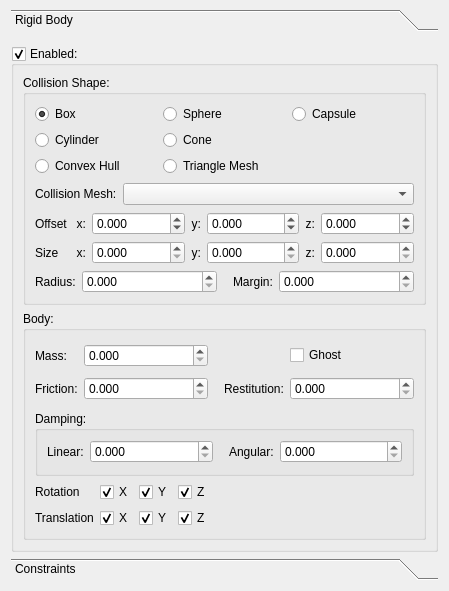
Qt form MagicGameEditor/physicsinfo.ui (srdamagia/MagicGameEditor) before a commit.
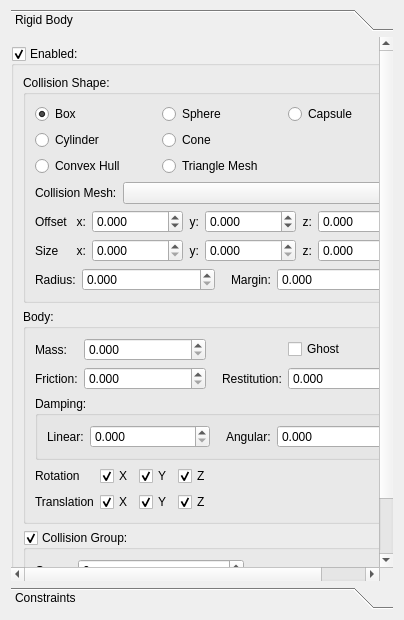
The same form after that commit. Icons and pictures are not drawn.

```diff
--- a/MagicGameEditor/physicsinfo.ui
+++ b/MagicGameEditor/physicsinfo.ui
@@ -6,8 +6,8 @@
    <rect>
     <x>0</x>
     <y>0</y>
-    <width>449</width>
-    <height>591</height>
+    <width>404</width>
+    <height>620</height>
    </rect>
   </property>
   <property name="windowTitle">
@@ -27,8 +27,8 @@
        <rect>
         <x>0</x>
         <y>0</y>
-        <width>431</width>
-        <height>519</height>
+        <width>386</width>
+        <height>548</height>
        </rect>
       </property>
       <attribute name="label">
@@ -46,6 +46,12 @@
        </property>
        <item>
         <widget class="QGroupBox" name="chkPhysics">
+         <property name="sizePolicy">
+          <sizepolicy hsizetype="Preferred" vsizetype="Maximum">
+           <horstretch>0</horstretch>
+           <verstretch>0</verstretch>
+          </sizepolicy>
+         </property>
          <property name="title">
           <string>Enabled:</string>
          </property>
@@ -55,6 +61,12 @@
          <layout class="QVBoxLayout" name="verticalLayout">
           <item>
            <widget class="QGroupBox" name="gbCollision">
+            <property name="sizePolicy">
+             <sizepolicy hsizetype="Preferred" vsizetype="Maximum">
+              <horstretch>0</horstretch>
+              <verstretch>0</verstretch>
+             </sizepolicy>
+            </property>
             <property name="title">
              <string>Collision Shape:</string>
             </property>
@@ -558,6 +570,12 @@
           </item>
           <item>
            <widget class="QGroupBox" name="gbBody">
+            <property name="sizePolicy">
+             <sizepolicy hsizetype="Preferred" vsizetype="Maximum">
+              <horstretch>0</horstretch>
+              <verstretch>0</verstretch>
+             </sizepolicy>
+            </property>
             <property name="title">
              <string>Body:</string>
             </property>
@@ -892,6 +910,135 @@
             </layout>
            </widget>
           </item>
+          <item>
+           <widget class="QGroupBox" name="grpGroupCollision">
+            <property name="sizePolicy">
+             <sizepolicy hsizetype="Preferred" vsizetype="Maximum">
+              <horstretch>0</horstretch>
+              <verstretch>0</verstretch>
+             </sizepolicy>
+            </property>
+            <property name="title">
+             <string>Collision Group:</string>
+            </property>
+            <property name="checkable">
+             <bool>true</bool>
+            </property>
+            <layout class="QVBoxLayout" name="verticalLayout_3">
+             <item>
+              <layout class="QHBoxLayout" name="horizontalLayout">
+               <item>
+                <widget class="QLabel" name="label_19">
+                 <property name="text">
+                  <string>Group:</string>
+                 </property>
+                </widget>
+               </item>
+               <item>
+                <widget class="QSpinBox" name="txtGroup">
+                 <property name="sizePolicy">
+                  <sizepolicy hsizetype="Expanding" vsizetype="Fixed">
+                   <horstretch>0</horstretch>
+                   <verstretch>0</verstretch>
+                  </sizepolicy>
+                 </property>
+                 <property name="maximum">
+                  <number>10</number>
+                 </property>
+                </widget>
+               </item>
+               <item>
+                <spacer name="horizontalSpacer_3">
+                 <property name="orientation">
+                  <enum>Qt::Horizontal</enum>
+                 </property>
+                 <property name="sizeHint" stdset="0">
+                  <size>
+                   <width>40</width>
+                   <height>20</height>
+                  </size>
+                 </property>
+                </spacer>
+               </item>
+              </layout>
+             </item>
+             <item>
+              <layout class="QGridLayout" name="gridLayout_7">
+               <item row="2" column="7">
+                <widget class="QCheckBox" name="chkGrp_7">
+                 <property name="text">
+                  <string>7</string>
+                 </property>
+                </widget>
+               </item>
+               <item row="2" column="3">
+                <widget class="QCheckBox" name="chkGrp_3">
+                 <property name="text">
+                  <string>3</string>
+                 </property>
+                </widget>
+               </item>
+               <item row="2" column="1">
+                <widget class="QCheckBox" name="chkGrp_1">
+                 <property name="text">
+                  <string>1</string>
+                 </property>
+                </widget>
+               </item>
+               <item row="2" column="5">
+                <widget class="QCheckBox" name="chkGrp_5">
+                 <property name="text">
+                  <string>5</string>
+                 </property>
+                </widget>
+               </item>
+               <item row="2" column="2">
+                <widget class="QCheckBox" name="chkGrp_2">
+                 <property name="text">
+                  <string>2</string>
+                 </property>
+                </widget>
+               </item>
+               <item row="2" column="6">
+                <widget class="QCheckBox" name="chkGrp_6">
+                 <property name="text">
+                  <string>6</string>
+                 </property>
+                </widget>
+               </item>
+               <item row="2" column="4">
+                <widget class="QCheckBox" name="chkGrp_4">
+                 <property name="text">
+                  <string>4</string>
+                 </property>
+                </widget>
+               </item>
+               <item row="2" column="0">
+                <widget class="QCheckBox" name="chkGrp_0">
+                 <property name="text">
+                  <string>0</string>
+                 </property>
+                </widget>
+               </item>
+               <item row="2" column="8">
+                <widget class="QCheckBox" name="chkGrp_8">
+                 <property name="text">
+                  <string>8</string>
+                 </property>
+                </widget>
+               </item>
+               <item row="2" column="9">
+                <widget class="QCheckBox" name="chkGrp_9">
+                 <property name="text">
+                  <string>9</string>
+                 </property>
+                </widget>
+               </item>
+              </layout>
+             </item>
+            </layout>
+           </widget>
+          </item>
          </layout>
         </widget>
        </item>
```
Left out of the diff: 32 changed lines with no effect on the pictures.
